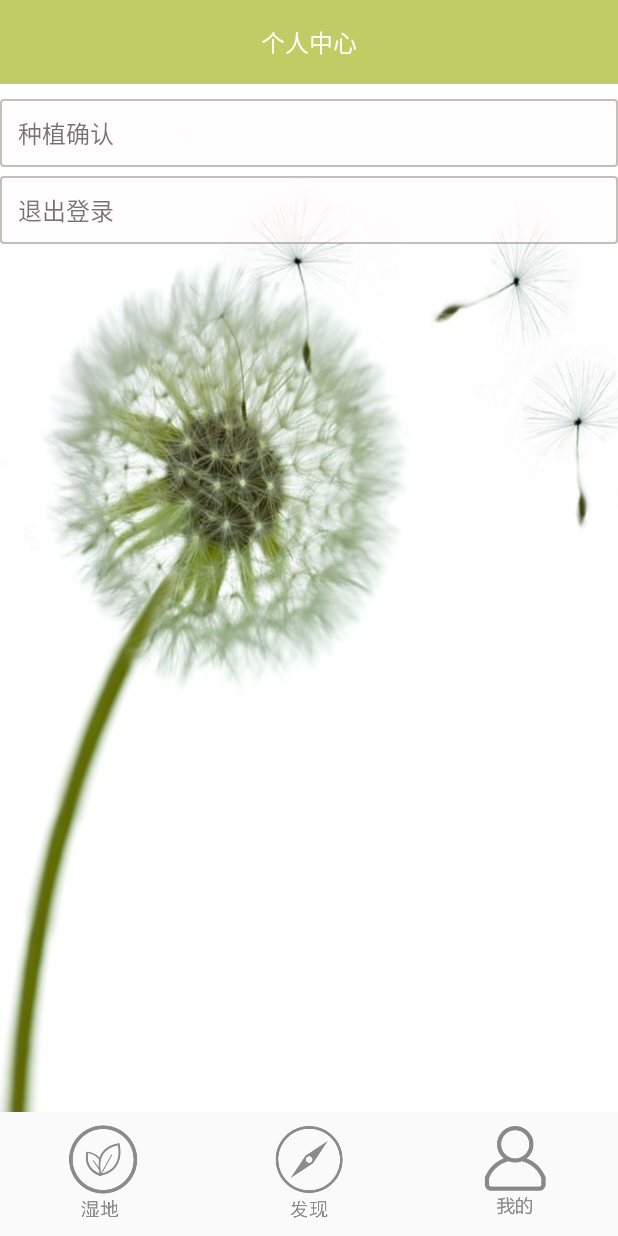
After one commit to JerryYeah/VForest, an Android app: the fragment MyselfFragment placed in its activity, on a phone screen of 412 x 824 dp. The commit adds this screen. Run offline under Robolectric (Android 15) with nearby library versions, the phone set to English and light mode, and no system bars; pictures from the network do not load.

```diff
--- a/app/src/main/java/com/vforest/yeah/vforest/activity/MainActivity.java
+++ b/app/src/main/java/com/vforest/yeah/vforest/activity/MainActivity.java
@@ -12,6 +12,7 @@ import com.vforest.yeah.vforest.R;
 
 import com.vforest.yeah.vforest.fragment.BaseFragment;
 import com.vforest.yeah.vforest.fragment.CommunityFragment;
+import com.vforest.yeah.vforest.fragment.MyselfFragment;
 import com.vforest.yeah.vforest.fragment.WetlandFragment;
 
 public class MainActivity extends AppCompatActivity implements View.OnClickListener {
@@ -56,8 +57,8 @@ public class MainActivity extends AppCompatActivity implements View.OnClickListe
             fragmentGroup[0]=(BaseFragment) fragment;
         if(fragmentGroup[1]==null&&fragment instanceof CommunityFragment)
             fragmentGroup[1]=(BaseFragment) fragment;
-        /*if(fragmentGroup[2]==null&&fragment instanceof yuepaiFragment)
-            fragmentGroup[2]=(BaseFragment) fragment;*/
+        if(fragmentGroup[2]==null&&fragment instanceof MyselfFragment)
+            fragmentGroup[2]=(BaseFragment) fragment;
     }
 
     private void initView(){
@@ -115,7 +116,7 @@ public class MainActivity extends AppCompatActivity implements View.OnClickListe
                 else if(1==i)
                     fragmentGroup[i]=new CommunityFragment();
                 else
-                    fragmentGroup[i]=new CommunityFragment();
+                    fragmentGroup[i]=new MyselfFragment();
 
                 fragmentTransaction.add(R.id.fragmentlayout_content,fragmentGroup[i],a[i]);
             }
--- a/app/src/main/java/com/vforest/yeah/vforest/fragment/WetlandFragment.java
+++ b/app/src/main/java/com/vforest/yeah/vforest/fragment/WetlandFragment.java
@@ -1,12 +1,15 @@
 package com.vforest.yeah.vforest.fragment;
 
+import android.content.Context;
 import android.content.DialogInterface;
 import android.content.Intent;
+import android.content.SharedPreferences;
 import android.graphics.Color;
 import android.os.Bundle;
 import android.support.annotation.Nullable;
 import android.support.v4.widget.SwipeRefreshLayout;
 import android.support.v7.app.AlertDialog;
+import android.text.format.Time;
 import android.util.Log;
 import android.view.LayoutInflater;
 import android.view.View;
@@ -14,6 +17,7 @@ import android.view.ViewGroup;
 import android.view.ViewParent;
 import android.widget.AdapterView;
 import android.widget.Button;
+import android.widget.CheckBox;
 import android.widget.EditText;
 import android.widget.ImageButton;
 import android.widget.LinearLayout;
@@ -166,6 +170,7 @@ public class WetlandFragment extends BaseFragment implements SwipeRefreshLayout.
                 startActivity(i);
             }
         });
+        indicateDate();
     }
 
     private void  initWetlands(){
@@ -237,5 +242,90 @@ public class WetlandFragment extends BaseFragment implements SwipeRefreshLayout.
         });
     }
 
+    private void indicateDate(){
+        final Time t = new Time();
+        t.setToNow();
+        SharedPreferences pre = mActivity.getSharedPreferences("checkValue", Context.MODE_PRIVATE);
+        String value = pre.getString("isChecked", "");
+        //判断接受到的信息
+        if(!value.endsWith("1")){            // 种植提示
+            View layout = LayoutInflater.from(mActivity).inflate(R.layout.advice_dialog, null);
+            final CheckBox cBox = (CheckBox)  layout.findViewById(R.id.check_advice);
+            AlertDialog.Builder builder = new AlertDialog.Builder(mActivity).setTitle("种植建议");
+            builder.setView(layout);
+            builder.setPositiveButton("确定", new DialogInterface.OnClickListener() {
+                @Override
+                public void onClick(DialogInterface dialog, int which) {
+                    //将数据保存到sharedPerferences中：
+                    SharedPreferences pre = mActivity.getSharedPreferences("checkValue", Context.MODE_PRIVATE);
+                    SharedPreferences.Editor editor = pre.edit();
+                    //判断cBox是否被选中
+                    if (cBox.isChecked()) {
+                        editor.putString("isChecked", "1");
+                    }else {
+                        editor.putString("isChecked", "0");
+                    }
+                    //提交选择的check,并且保存在pre中
+                    editor.commit();
+                }
+            });
+            if(t.month == 3 && t.monthDay >= 1 && t.monthDay <= 15){
+                builder.setMessage("4月1日-15日是适合种植葛根的时间段，记得按时播种哦");
+                AlertDialog dialog = builder.create();
+                dialog.setCancelable(false);
+                dialog.show();
+                dialog.getButton(AlertDialog.BUTTON_POSITIVE).setTextColor(Color.BLACK);
+            }
+        }
+
+        SharedPreferences pre1 = mActivity.getSharedPreferences("confirm", Context.MODE_PRIVATE);
+        String value1 = pre1.getString("isConfirmed", "");
+        int date = pre1.getInt("day",1);
+        boolean a, b;
+        a= (t.monthDay - date) % 3 ==0;
+        b= (t.monthDay - date) % 10 ==0;
+        if(value1.equals("yes")&&(a||b)){                   //   养护提示，确认已种植且是提醒日期
+            SharedPreferences pre2 = mActivity.getSharedPreferences("todayValue", Context.MODE_PRIVATE);
+            String value2 = pre2.getString("isChecked","");
+            int month = pre2.getInt("month", 0);
+            int day = pre2.getInt("day", 0);
+            if(!value2.endsWith("1")||(month != t.month || day!= t.monthDay)){   // 是否今日不再提示
+                StringBuffer sb = new StringBuffer("");
+                if(a)
+                    sb.append("今天该为植物浇水了哦");
+                if(b)
+                    sb.append(" 今天要施肥｀・ω・");
+                AlertDialog.Builder builder = new AlertDialog.Builder(mActivity).setTitle("种植建议");
+                View layout = LayoutInflater.from(mActivity).inflate(R.layout.advice_dialog, null);
+                final CheckBox cBox = (CheckBox)  layout.findViewById(R.id.check_advice);
+                builder.setView(layout);
+                cBox.setText("今日不再提醒");
+                builder.setPositiveButton("确定", new DialogInterface.OnClickListener() {
+                    @Override
+                    public void onClick(DialogInterface dialog, int which) {
+                        SharedPreferences pre = mActivity.getSharedPreferences("todayValue", Context.MODE_PRIVATE);
+                        SharedPreferences.Editor editor = pre.edit();
+                        //判断cBox是否被选中
+                        if (cBox.isChecked()) {
+                            editor.putString("isChecked", "1");
+                            editor.putInt("month", t.month);
+                            editor.putInt("day", t.monthDay);
+                        }else {
+                            editor.putString("isChecked", "0");
+                        }
+                        //提交选择的check,并且保存在pre中
+                        editor.commit();
+                    }
+                });
+                builder.setMessage(sb.toString());
+                AlertDialog dialog = builder.create();
+                dialog.setCancelable(false);
+                dialog.show();
+                dialog.getButton(AlertDialog.BUTTON_POSITIVE).setTextColor(Color.BLACK);
+            }
+        }
+
+    }
+
 
 }
--- a/app/src/main/java/com/vforest/yeah/vforest/util/CommonUrl.java
+++ b/app/src/main/java/com/vforest/yeah/vforest/util/CommonUrl.java
@@ -5,7 +5,7 @@ package com.vforest.yeah.vforest.util;
  */
 
 public class CommonUrl {
-    private static final String netUrl="http://223.3.180.237:8080/";   // 193.112.7.131
+    private static final String netUrl="http://223.3.124.220:8080/";   // 193.112.7.131
     public static final String url = netUrl;
     public static final String loginAccount = url + "login";//登录接口
     public static final String registerAccount = url + "register";//注册接口
--- /dev/null
+++ b/app/src/main/res/drawable/text_view_border.xml
@@ -0,0 +1,9 @@
+<?xml version="1.0" encoding="UTF-8"?>
+<shape xmlns:android="http://schemas.android.com/apk/res/android">
+    <solid android:color="#7fFFFAFA" />
+    <stroke android:width="1dip" android:color="#80858175" />
+    <corners android:topLeftRadius="2dp"
+        android:topRightRadius="2dp"
+        android:bottomRightRadius="2dp"
+        android:bottomLeftRadius="2dp"/>
+</shape>
--- /dev/null
+++ b/app/src/main/res/layout/fragment_myself.xml
@@ -0,0 +1,56 @@
+<?xml version="1.0" encoding="utf-8"?>
+<FrameLayout xmlns:android="http://schemas.android.com/apk/res/android"
+    android:layout_width="match_parent"
+    android:layout_height="match_parent"
+    android:background="@drawable/setting_backg">
+
+    <ScrollView
+        android:layout_width="match_parent"
+        android:layout_height="wrap_content">
+
+        <LinearLayout
+            android:orientation="vertical"
+            android:layout_width="match_parent"
+            android:layout_height="match_parent">
+
+            <RelativeLayout
+                android:layout_width="match_parent"
+                android:layout_height="?attr/actionBarSize"
+                android:background="?attr/colorPrimary">
+                <TextView
+                    android:id="@+id/title_text"
+                    android:layout_width="wrap_content"
+                    android:layout_height="wrap_content"
+                    android:layout_centerInParent="true"
+                    android:text="个人中心"
+                    android:textColor="#ffffff"
+                    android:textSize="16sp"/>
+            </RelativeLayout>
+
+            <TextView
+                android:id="@+id/confirm"
+                android:layout_width="match_parent"
+                android:layout_height="45dp"
+                android:layout_marginTop="10dp"
+                android:text="   种植确认"
+                android:textSize="16sp"
+                android:gravity="fill_vertical"
+                android:background="@drawable/text_view_border"/>
+
+            <TextView
+                android:id="@+id/logoff"
+                android:layout_width="match_parent"
+                android:layout_height="45dp"
+                android:layout_marginTop="6dp"
+                android:text="   退出登录"
+                android:textSize="16sp"
+                android:gravity="fill_vertical"
+                android:background="@drawable/text_view_border"/>
+
+        </LinearLayout>
+
+    </ScrollView>
+
+
+
+</FrameLayout>
--- a/app/src/main/res/values/strings.xml
+++ b/app/src/main/res/values/strings.xml
@@ -1,3 +1,4 @@
 <resources>
     <string name="app_name">VForest</string>
+
 </resources>
```
Also changed, not shown: app/src/main/java/com/vforest/yeah/vforest/fragment/MyselfFragment.java (added, +98 -0 lines), app/src/main/res/layout/advice_dialog.xml (added, +15 -0 lines), app/src/main/res/drawable/setting_backg.jpg (added).
